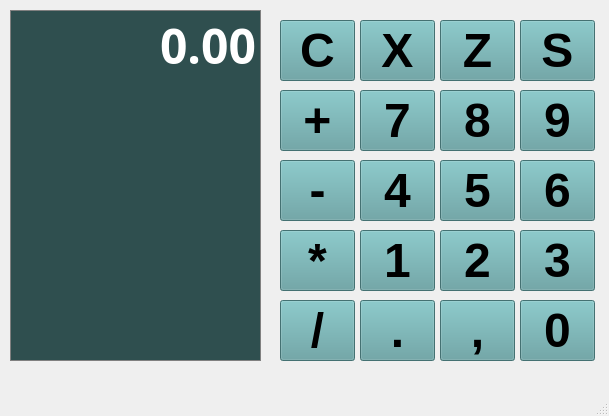
mateusribeirocampos/Calcd_Qt, file Calculator/calcd.ui: the form before one commit.
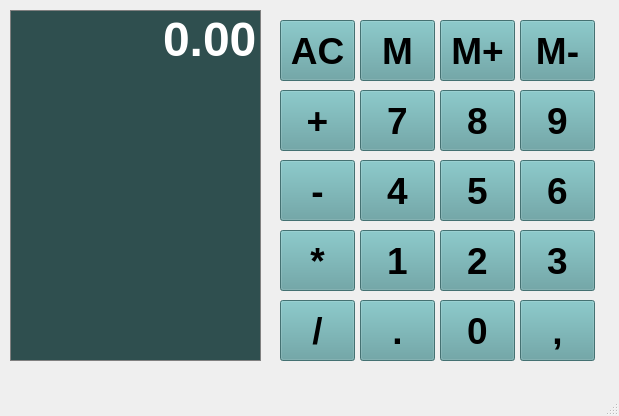
The form after the commit.

What changed in the file:
```diff
--- a/Calculator/calcd.ui
+++ b/Calculator/calcd.ui
@@ -6,7 +6,7 @@
    <rect>
     <x>0</x>
     <y>0</y>
-    <width>609</width>
+    <width>619</width>
     <height>416</height>
    </rect>
   </property>
@@ -38,7 +38,7 @@
     </property>
     <property name="font">
      <font>
-      <pointsize>36</pointsize>
+      <pointsize>28</pointsize>
       <bold>true</bold>
      </font>
     </property>
@@ -65,7 +65,7 @@
     </property>
     <property name="font">
      <font>
-      <pointsize>36</pointsize>
+      <pointsize>28</pointsize>
       <bold>true</bold>
      </font>
     </property>
@@ -92,7 +92,7 @@
     </property>
     <property name="font">
      <font>
-      <pointsize>36</pointsize>
+      <pointsize>28</pointsize>
       <bold>true</bold>
      </font>
     </property>
@@ -111,7 +111,7 @@
    <widget class="QPushButton" name="B0">
     <property name="geometry">
      <rect>
-      <x>520</x>
+      <x>440</x>
       <y>300</y>
       <width>75</width>
       <height>61</height>
@@ -119,7 +119,7 @@
     </property>
     <property name="font">
      <font>
-      <pointsize>36</pointsize>
+      <pointsize>28</pointsize>
       <bold>true</bold>
      </font>
     </property>
@@ -146,7 +146,7 @@
     </property>
     <property name="font">
      <font>
-      <pointsize>36</pointsize>
+      <pointsize>28</pointsize>
       <bold>true</bold>
      </font>
     </property>
@@ -173,7 +173,7 @@
     </property>
     <property name="font">
      <font>
-      <pointsize>36</pointsize>
+      <pointsize>28</pointsize>
       <bold>true</bold>
      </font>
     </property>
@@ -200,7 +200,7 @@
     </property>
     <property name="font">
      <font>
-      <pointsize>36</pointsize>
+      <pointsize>28</pointsize>
       <bold>true</bold>
      </font>
     </property>
@@ -227,7 +227,7 @@
     </property>
     <property name="font">
      <font>
-      <pointsize>36</pointsize>
+      <pointsize>28</pointsize>
       <bold>true</bold>
      </font>
     </property>
@@ -254,7 +254,7 @@
     </property>
     <property name="font">
      <font>
-      <pointsize>36</pointsize>
+      <pointsize>28</pointsize>
       <bold>true</bold>
      </font>
     </property>
@@ -281,7 +281,7 @@
     </property>
     <property name="font">
      <font>
-      <pointsize>36</pointsize>
+      <pointsize>28</pointsize>
       <bold>true</bold>
      </font>
     </property>
@@ -300,7 +300,7 @@
    <widget class="QPushButton" name="Bcomma">
     <property name="geometry">
      <rect>
-      <x>440</x>
+      <x>520</x>
       <y>300</y>
       <width>75</width>
       <height>61</height>
@@ -308,7 +308,7 @@
     </property>
     <property name="font">
      <font>
-      <pointsize>36</pointsize>
+      <pointsize>28</pointsize>
       <bold>true</bold>
      </font>
     </property>
@@ -335,7 +335,7 @@
     </property>
     <property name="font">
      <font>
-      <pointsize>36</pointsize>
+      <pointsize>28</pointsize>
       <bold>true</bold>
      </font>
     </property>
@@ -362,7 +362,7 @@
     </property>
     <property name="font">
      <font>
-      <pointsize>36</pointsize>
+      <pointsize>28</pointsize>
       <bold>true</bold>
      </font>
     </property>
@@ -375,7 +375,7 @@
 </string>
     </property>
     <property name="text">
-     <string>C</string>
+     <string>AC</string>
     </property>
    </widget>
    <widget class="QPushButton" name="Bplus">
@@ -389,7 +389,7 @@
     </property>
     <property name="font">
      <font>
-      <pointsize>36</pointsize>
+      <pointsize>28</pointsize>
       <bold>true</bold>
      </font>
     </property>
@@ -416,7 +416,7 @@
     </property>
     <property name="font">
      <font>
-      <pointsize>36</pointsize>
+      <pointsize>28</pointsize>
       <bold>true</bold>
      </font>
     </property>
@@ -443,7 +443,7 @@
     </property>
     <property name="font">
      <font>
-      <pointsize>36</pointsize>
+      <pointsize>28</pointsize>
       <bold>true</bold>
      </font>
     </property>
@@ -470,7 +470,7 @@
     </property>
     <property name="font">
      <font>
-      <pointsize>36</pointsize>
+      <pointsize>28</pointsize>
       <bold>true</bold>
      </font>
     </property>
@@ -497,7 +497,7 @@
     </property>
     <property name="font">
      <font>
-      <family>Arial Black</family>
+      <family>Segoe UI</family>
       <pointsize>36</pointsize>
       <bold>true</bold>
      </font>
@@ -530,7 +530,7 @@
     </property>
     <property name="font">
      <font>
-      <pointsize>36</pointsize>
+      <pointsize>28</pointsize>
       <bold>true</bold>
      </font>
     </property>
@@ -543,7 +543,7 @@
 </string>
     </property>
     <property name="text">
-     <string>X</string>
+     <string>M</string>
     </property>
    </widget>
    <widget class="QPushButton" name="B9_3">
@@ -557,7 +557,7 @@
     </property>
     <property name="font">
      <font>
-      <pointsize>36</pointsize>
+      <pointsize>28</pointsize>
       <bold>true</bold>
      </font>
     </property>
@@ -570,7 +570,7 @@
 </string>
     </property>
     <property name="text">
-     <string>Z</string>
+     <string>M+</string>
     </property>
    </widget>
    <widget class="QPushButton" name="B9_4">
@@ -584,7 +584,7 @@
     </property>
     <property name="font">
      <font>
-      <pointsize>36</pointsize>
+      <pointsize>28</pointsize>
       <bold>true</bold>
      </font>
     </property>
@@ -597,7 +597,7 @@
 </string>
     </property>
     <property name="text">
-     <string>S</string>
+     <string>M-</string>
     </property>
    </widget>
   </widget>
```
Left out of the diff: 2 changed lines with no effect on the pictures.
